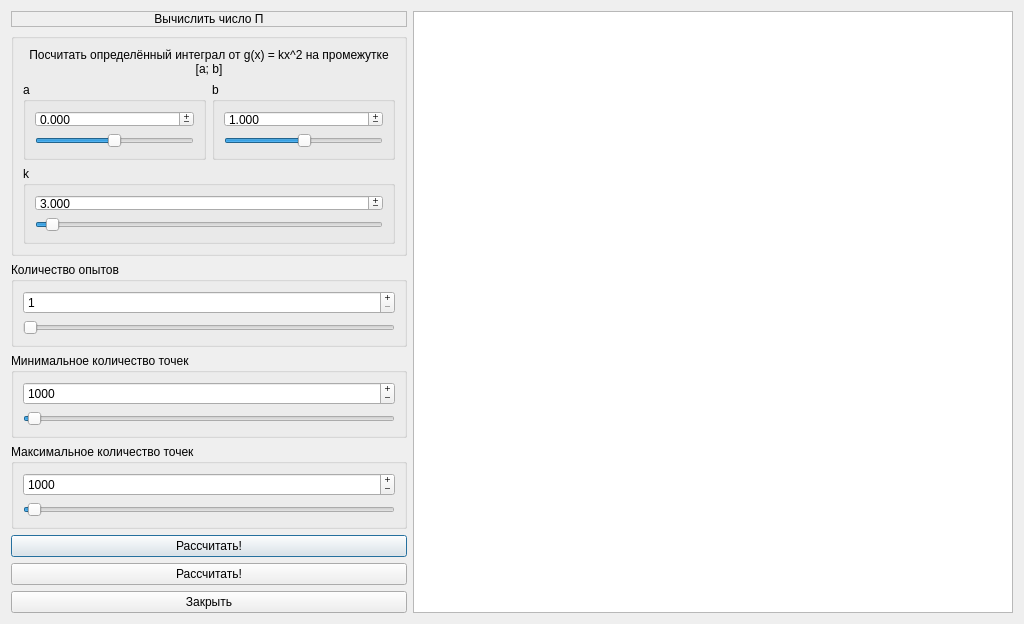
Qt form montecarlo.ui (MPogoda/StPr-labs) before a commit.
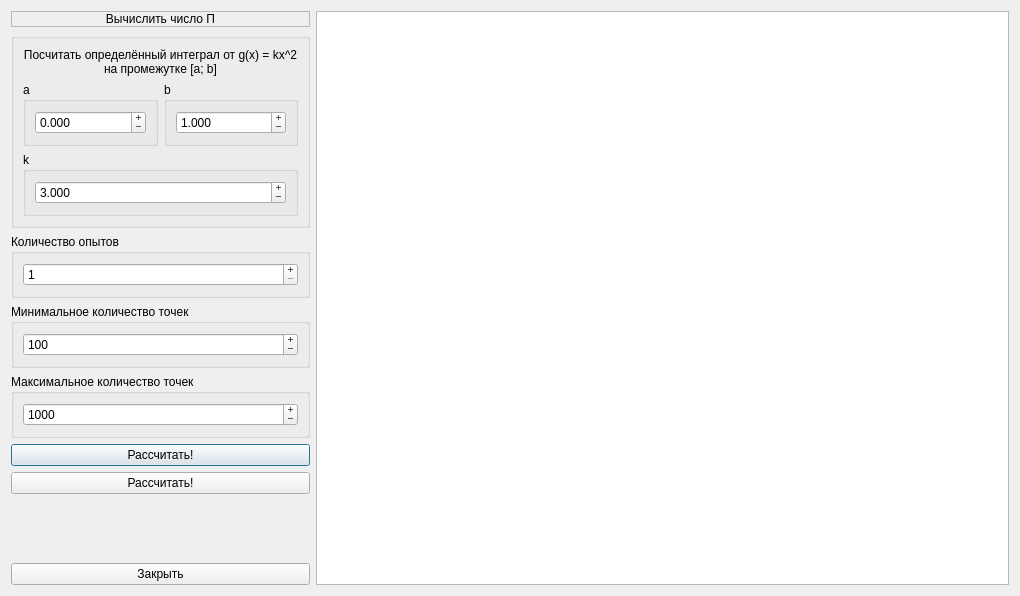
The same form after that commit.

```diff
--- a/montecarlo.ui
+++ b/montecarlo.ui
@@ -6,8 +6,8 @@
    <rect>
     <x>0</x>
     <y>0</y>
-    <width>1024</width>
-    <height>600</height>
+    <width>1020</width>
+    <height>596</height>
    </rect>
   </property>
   <property name="minimumSize">
@@ -84,19 +84,6 @@
                </property>
               </widget>
              </item>
-             <item>
-              <widget class="QSlider" name="horizontalSlider_2">
-               <property name="minimum">
-                <number>-100</number>
-               </property>
-               <property name="maximum">
-                <number>100</number>
-               </property>
-               <property name="orientation">
-                <enum>Qt::Horizontal</enum>
-               </property>
-              </widget>
-             </item>
             </layout>
            </widget>
           </item>
@@ -137,22 +124,6 @@
                </property>
               </widget>
              </item>
-             <item>
-              <widget class="QSlider" name="horizontalSlider">
-               <property name="minimum">
-                <number>-100</number>
-               </property>
-               <property name="maximum">
-                <number>100</number>
-               </property>
-               <property name="value">
-                <number>1</number>
-               </property>
-               <property name="orientation">
-                <enum>Qt::Horizontal</enum>
-               </property>
-              </widget>
-             </item>
             </layout>
            </widget>
           </item>
@@ -180,19 +151,6 @@
              </property>
             </widget>
            </item>
-           <item>
-            <widget class="QSlider" name="horizontalSlider_4">
-             <property name="maximum">
-              <number>100</number>
-             </property>
-             <property name="value">
-              <number>3</number>
-             </property>
-             <property name="orientation">
-              <enum>Qt::Horizontal</enum>
-             </property>
-            </widget>
-           </item>
           </layout>
          </widget>
         </item>
@@ -221,16 +179,6 @@
           </property>
          </widget>
         </item>
-        <item>
-         <widget class="QSlider" name="horizontalSlider_5">
-          <property name="minimum">
-           <number>1</number>
-          </property>
-          <property name="orientation">
-           <enum>Qt::Horizontal</enum>
-          </property>
-         </widget>
-        </item>
        </layout>
       </widget>
      </item>
@@ -255,26 +203,7 @@
            <number>1000</number>
           </property>
           <property name="value">
-           <number>1000</number>
-          </property>
-         </widget>
-        </item>
-        <item>
-         <widget class="QSlider" name="horizontalSlider_6">
-          <property name="minimum">
-           <number>10</number>
-          </property>
-          <property name="maximum">
-           <number>250000</number>
-          </property>
-          <property name="singleStep">
-           <number>1000</number>
-          </property>
-          <property name="value">
-           <number>1000</number>
-          </property>
-          <property name="orientation">
-           <enum>Qt::Horizontal</enum>
+           <number>100</number>
           </property>
          </widget>
         </item>
@@ -312,28 +241,6 @@
           </property>
          </widget>
         </item>
-        <item>
-         <widget class="QSlider" name="horizontalSlider_3">
-          <property name="minimum">
-           <number>10</number>
-          </property>
-          <property name="maximum">
-           <number>2000000</number>
-          </property>
-          <property name="singleStep">
-           <number>1000</number>
-          </property>
-          <property name="value">
-           <number>1000</number>
-          </property>
-          <property name="sliderPosition">
-           <number>1000</number>
-          </property>
-          <property name="orientation">
-           <enum>Qt::Horizontal</enum>
-          </property>
-         </widget>
-        </item>
        </layout>
       </widget>
      </item>
```
Left out of the diff: 96 changed lines with no effect on the pictures.
